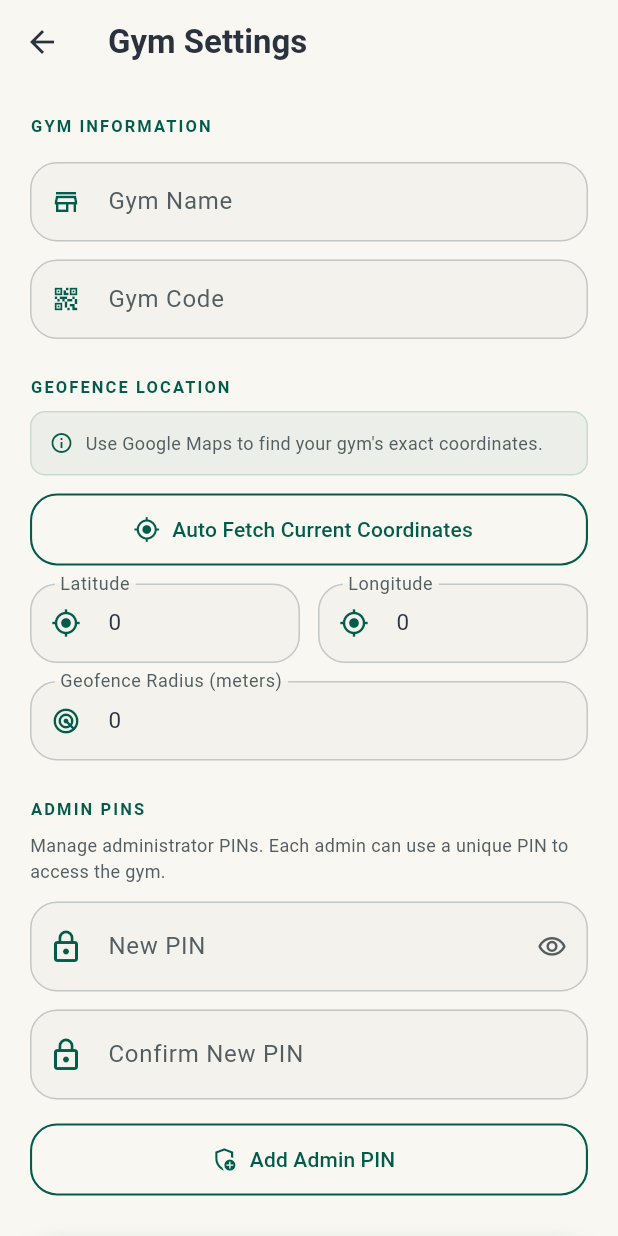
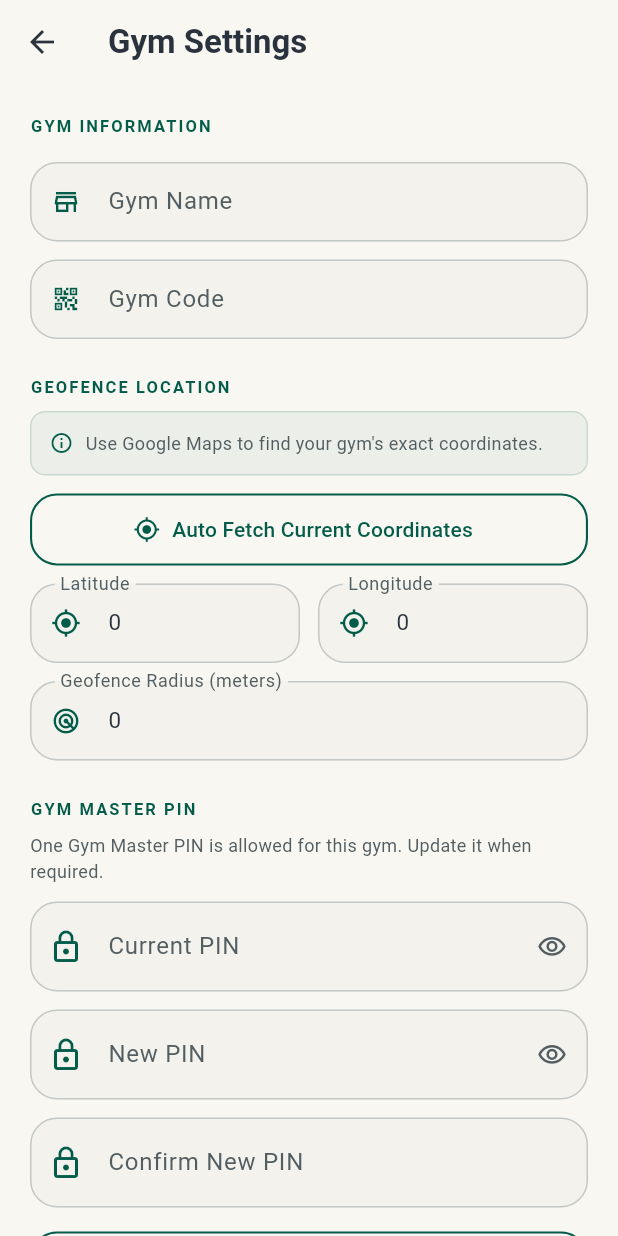
Before and after one commit to Tarunsh0869/fitness_factor, a Flutter app: the AdminDashboardScreen screen opened directly with empty values, scrolled down 576 dp, after a tap on "Gym Setup", on a phone screen of 412 x 824 dp. Run offline on Flutter 3.47's test engine with Material 3 defaults, Android fonts, the phone set to English and light mode, and no system bars; our stand-ins replace cloud_firestore, firebase_auth, firebase_core, firebase_messaging, geolocator, google_sign_in and 3 more; accounts and stored records are empty.

Commit message:
refactor(auth): implement role-based access control and gym master management
Introduces a more robust authorization system by moving from a simple boolean `isAdmin` flag to a structured role-based system (`member`, `gym_master`, `super_admin`).

- **Authorization Refactor**:
  - Updated `AuthPrefs` to handle role normalization and persistence.
  - Implemented `isPrivilegedRole` to determine access levels.
  - Refactored `_AutoLoginGate` and `_BiometricSessionGate` to use role-based routing.
- **Gym Master Enhancements**:
  - Replaced generic "Admin" terminology with "Gym Master" across the UI and services.
  - Implemented `gymMasterPin` logic in `AdminService` to support dedicated master credentials.
  - Added functionality to update and manage the Gym Master PIN in settings.
- **Data Integrity**:
  - Improved PIN resolution logic to support legacy `adminPin` and `adminPins` formats during migration.
  - Added sanitization for PIN storage to ensure consistent 4-digit formatting.

```diff
--- a/lib/screens/admin_dashboard_screen.dart
+++ b/lib/screens/admin_dashboard_screen.dart
@@ -8,7 +8,6 @@ import '../services/auth_prefs.dart';
 import 'onboarding/onboarding_flow_screen.dart';
 import 'admin_members_screen.dart';
 import 'admin_attendance_screen.dart';
-import 'admin_gym_registration_screen.dart';
 import 'admin_gym_settings_screen.dart';
 import 'admin_feedback_screen.dart';
 import 'admin_verification_screen.dart';
@@ -16,7 +15,13 @@ import 'admin_attendee_stats_screen.dart';
 
 class AdminDashboardScreen extends StatefulWidget {
   final String gymId;
-  const AdminDashboardScreen({super.key, required this.gymId});
+  final String role;
+
+  const AdminDashboardScreen({
+    super.key,
+    required this.gymId,
+    this.role = AuthPrefs.roleGymMaster,
+  });
 
   @override
   State<AdminDashboardScreen> createState() => _AdminDashboardScreenState();
@@ -337,6 +342,9 @@ class _AdminDashboardScreenState extends State<AdminDashboardScreen> {
   }
 
   Widget _buildAppBar() {
+    final roleTitle = widget.role == AuthPrefs.roleSuperAdmin
+        ? 'Super Admin Dashboard'
+        : 'Gym Master Dashboard';
     final alerts =
         (_stats['pendingVerify'] as int) + (_stats['openFeedback'] as int);
     return SliverAppBar(
@@ -361,7 +369,7 @@ class _AdminDashboardScreenState extends State<AdminDashboardScreen> {
               ],
             ),
             child: const Icon(
-              Icons.admin_panel_settings_outlined,
+              Icons.shield_outlined,
               color: Colors.white,
               size: 18,
             ),
@@ -372,8 +380,8 @@ class _AdminDashboardScreenState extends State<AdminDashboardScreen> {
               crossAxisAlignment: CrossAxisAlignment.start,
               mainAxisSize: MainAxisSize.min,
               children: [
-                const Text(
-                  'Admin Dashboard',
+                Text(
+                  roleTitle,
                   maxLines: 1,
                   overflow: TextOverflow.ellipsis,
                   style: TextStyle(
@@ -877,15 +885,6 @@ class _AdminDashboardScreenState extends State<AdminDashboardScreen> {
         ),
       ),
       _DashboardAction(
-        icon: Icons.add_business_outlined,
-        label: 'Add Gym',
-        color: _green,
-        onTap: () => Navigator.push(
-          context,
-          MaterialPageRoute(builder: (_) => const AdminGymRegistrationScreen()),
-        ),
-      ),
-      _DashboardAction(
         icon: Icons.bar_chart_outlined,
         label: 'Attendee Stats',
         color: _purple,
--- a/lib/screens/admin_gym_registration_screen.dart
+++ b/lib/screens/admin_gym_registration_screen.dart
@@ -81,7 +81,8 @@ class _AdminGymRegistrationScreenState
       if (!granted) {
         if (mounted) {
           setState(
-            () => _error = 'Location permission is needed to auto-fill coordinates.',
+            () => _error =
+                'Location permission is needed to auto-fill coordinates.',
           );
         }
         return;
@@ -148,6 +149,8 @@ class _AdminGymRegistrationScreenState
         'latitude': lat,
         'longitude': lng,
         'radiusMeters': 50,
+        'gymMasterPin': pin,
+        'adminPin': pin,
         'adminPins': [pin],
       });
 
@@ -155,10 +158,11 @@ class _AdminGymRegistrationScreenState
 
       // Save admin session
       await AuthPrefs.save(
-        memberId: 'admin',
-        memberName: 'Admin',
+        memberId: 'gym_master',
+        memberName: 'Gym Master',
         gymId: gymId,
         isAdmin: true,
+        role: AuthPrefs.roleGymMaster,
       );
 
       if (!mounted) return;
@@ -222,7 +226,7 @@ class _AdminGymRegistrationScreenState
                     ),
                     const SizedBox(height: 24),
 
-                    _sectionLabel('Admin PIN'),
+                    _sectionLabel('Gym Master PIN'),
                     const SizedBox(height: 4),
                     TextFormField(
                       controller: _pinCtrl,
--- a/lib/screens/admin_gym_settings_screen.dart
+++ b/lib/screens/admin_gym_settings_screen.dart
@@ -35,11 +35,11 @@ class _AdminGymSettingsScreenState extends State<AdminGymSettingsScreen> {
   bool _saving = false;
   bool _locationFetching = false;
 
-  // Admin PINs management
-  List<String> _adminPins = [];
+  // Gym master PIN management
+  final _currentPinCtrl = TextEditingController();
   final _newPinCtrl = TextEditingController();
   final _confirmNewPinCtrl = TextEditingController();
-  bool _addingPin = false;
+  bool _updatingPin = false;
   bool _pinObscured = true;
   String? _pinError;
   String? _pinSuccess;
@@ -57,6 +57,7 @@ class _AdminGymSettingsScreenState extends State<AdminGymSettingsScreen> {
     _latCtrl.dispose();
     _lngCtrl.dispose();
     _radiusCtrl.dispose();
+    _currentPinCtrl.dispose();
     _newPinCtrl.dispose();
     _confirmNewPinCtrl.dispose();
     super.dispose();
@@ -74,7 +75,6 @@ class _AdminGymSettingsScreenState extends State<AdminGymSettingsScreen> {
       _latCtrl.text = '${gym['latitude'] ?? ''}';
       _lngCtrl.text = '${gym['longitude'] ?? ''}';
       _radiusCtrl.text = '${gym['radiusMeters'] ?? 50}';
-      _adminPins = List<String>.from(gym['adminPins'] ?? []);
     }
     if (mounted) setState(() => _loading = false);
   }
@@ -93,7 +93,6 @@ class _AdminGymSettingsScreenState extends State<AdminGymSettingsScreen> {
       latitude: double.parse(_latCtrl.text.trim()),
       longitude: double.parse(_lngCtrl.text.trim()),
       radiusMeters: int.parse(_radiusCtrl.text.trim()),
-      adminPins: _adminPins,
     );
 
     if (mounted) {
@@ -122,7 +121,9 @@ class _AdminGymSettingsScreenState extends State<AdminGymSettingsScreen> {
       if (!granted) {
         ScaffoldMessenger.of(context).showSnackBar(
           const SnackBar(
-            content: Text('Location permission is needed to fetch coordinates.'),
+            content: Text(
+              'Location permission is needed to fetch coordinates.',
+            ),
           ),
         );
         return;
@@ -149,82 +150,80 @@ class _AdminGymSettingsScreenState extends State<AdminGymSettingsScreen> {
     }
   }
 
-  Future<void> _addAdminPin() async {
-    final pin = _newPinCtrl.text.trim();
-    final confirm = _confirmNewPinCtrl.text.trim();
+  Future<void> _updateGymMasterPin() async {
+    final currentPin = _currentPinCtrl.text.trim();
+    final newPin = _newPinCtrl.text.trim();
+    final confirmPin = _confirmNewPinCtrl.text.trim();
 
-    if (pin.isEmpty || confirm.isEmpty) {
+    if (currentPin.isEmpty || newPin.isEmpty || confirmPin.isEmpty) {
       setState(() {
-        _pinError = 'Please enter PIN in both fields.';
+        _pinError = 'Please fill all PIN fields.';
         _pinSuccess = null;
       });
       return;
     }
-    if (pin.length != 4 || int.tryParse(pin) == null) {
+    if (currentPin.length != 4 ||
+        newPin.length != 4 ||
+        confirmPin.length != 4 ||
+        int.tryParse(currentPin) == null ||
+        int.tryParse(newPin) == null ||
+        int.tryParse(confirmPin) == null) {
       setState(() {
-        _pinError = 'PIN must be exactly 4 digits.';
+        _pinError = 'All PIN values must be exactly 4 digits.';
         _pinSuccess = null;
       });
       return;
     }
-    if (pin != confirm) {
+    if (newPin != confirmPin) {
       setState(() {
-        _pinError = 'PINs do not match.';
+        _pinError = 'New PIN and confirm PIN do not match.';
         _pinSuccess = null;
       });
       return;
     }
-    if (_adminPins.contains(pin)) {
+    if (newPin == currentPin) {
       setState(() {
-        _pinError = 'This PIN already exists.';
+        _pinError = 'New PIN must be different from current PIN.';
         _pinSuccess = null;
       });
       return;
     }
 
     setState(() {
-      _addingPin = true;
+      _updatingPin = true;
       _pinError = null;
       _pinSuccess = null;
     });
-    final ok = await AdminService.addAdminPin(widget.gymId, pin);
+
+    final currentValid = await AdminService.verifyAdminPin(
+      widget.gymId,
+      currentPin,
+    );
+    if (!currentValid) {
+      if (mounted) {
+        setState(() {
+          _updatingPin = false;
+          _pinError = 'Current PIN is incorrect.';
+          _pinSuccess = null;
+        });
+      }
+      return;
+    }
+
+    final ok = await AdminService.setGymMasterPin(widget.gymId, newPin);
     if (mounted) {
       setState(() {
-        _addingPin = false;
+        _updatingPin = false;
         if (ok) {
-          _adminPins.add(pin);
+          _currentPinCtrl.clear();
           _newPinCtrl.clear();
           _confirmNewPinCtrl.clear();
           _pinError = null;
-          _pinSuccess = 'PIN added successfully.';
+          _pinSuccess = 'Gym Master PIN updated successfully.';
         } else {
-          _pinError = 'Failed to add PIN. Please try again.';
+          _pinError = 'Failed to update PIN. Please try again.';
           _pinSuccess = null;
         }
-      });
-    }
-  }
-
-  Future<void> _removeAdminPin(String pin) async {
-    if (_adminPins.length <= 1) {
-      setState(() {
-        _pinError = 'At least one admin PIN is required.';
-        _pinSuccess = null;
-      });
-      return;
-    }
-
-    final ok = await AdminService.removeAdminPin(widget.gymId, pin);
-    if (mounted && ok) {
-      setState(() {
-        _adminPins.removeWhere((p) => p == pin);
-        _pinError = null;
-        _pinSuccess = 'PIN removed successfully.';
-      });
-    } else if (mounted) {
-      setState(() {
-        _pinError = 'Failed to remove PIN. Please try again.';
-        _pinSuccess = null;
       });
     }
   }
@@ -387,11 +386,65 @@ class _AdminGymSettingsScreenState extends State<AdminGymSettingsScreen> {
                     ),
                     const SizedBox(height: 24),
 
-                    _sectionLabel('Admin PINs'),
+                    _sectionLabel('Gym Master PIN'),
                     const SizedBox(height: 4),
                     Text(
-                      'Manage administrator PINs. Each admin can use a unique PIN to access the gym.',
+                      'One Gym Master PIN is allowed for this gym. Update it when required.',
                       style: TextStyle(color: _muted, fontSize: 12),
+                    ),
+                    const SizedBox(height: 12),
+                    TextFormField(
+                      controller: _currentPinCtrl,
+                      keyboardType: TextInputType.number,
+                      obscureText: _pinObscured,
+                      maxLength: 4,
+                      style: const TextStyle(
+                        color: _ink,
+                        fontSize: 20,
+                        letterSpacing: 8,
+                        fontWeight: FontWeight.w700,
+                      ),
+                      decoration: InputDecoration(
+                        labelText: 'Current PIN',
+                        labelStyle: TextStyle(color: _muted),
+                        prefixIcon: const Icon(
+                          Icons.lock_outline,
+                          color: _blue,
+                        ),
+                        suffixIcon: IconButton(
+                          icon: Icon(
+                            _pinObscured
+                                ? Icons.visibility_outlined
+                                : Icons.visibility_off_outlined,
+                            color: _muted,
+                            size: 20,
+                          ),
+                          onPressed: () =>
+                              setState(() => _pinObscured = !_pinObscured),
+                        ),
+                        filled: true,
+                        fillColor: _card,
+                        counterText: '',
+                        border: OutlineInputBorder(
+                          borderRadius: BorderRadius.circular(18),
+                          borderSide: const BorderSide(color: _outline),
+                        ),
+                        enabledBorder: OutlineInputBorder(
+                          borderRadius: BorderRadius.circular(18),
+                          borderSide: const BorderSide(color: _outline),
+                        ),
+                        focusedBorder: OutlineInputBorder(
+                          borderRadius: BorderRadius.circular(18),
+                          borderSide: const BorderSide(
+                            color: _blue,
+                            width: 1.5,
+                          ),
+                        ),
+                        contentPadding: const EdgeInsets.symmetric(
+                          horizontal: 16,
+                          vertical: 15,
+                        ),
+                      ),
                     ),
                     const SizedBox(height: 12),
                     TextFormField(
@@ -495,8 +548,8 @@ class _AdminGymSettingsScreenState extends State<AdminGymSettingsScreen> {
                       width: double.infinity,
                       height: 48,
                       child: OutlinedButton.icon(
-                        onPressed: _addingPin ? null : _addAdminPin,
-                        icon: _addingPin
+                        onPressed: _updatingPin ? null : _updateGymMasterPin,
+                        icon: _updatingPin
                             ? const SizedBox(
                                 width: 18,
                                 height: 18,
@@ -504,32 +557,14 @@ class _AdminGymSettingsScreenState extends State<AdminGymSettingsScreen> {
                                   strokeWidth: 2,
                                 ),
                               )
-                            : const Icon(Icons.add_moderator_outlined),
+                            : const Icon(Icons.key_outlined),
                         label: Text(
-                          _addingPin ? 'Adding PIN...' : 'Add Admin PIN',
+                          _updatingPin
+                              ? 'Updating PIN...'
+                              : 'Update Gym Master PIN',
                         ),
                       ),
                     ),
-                    if (_adminPins.isNotEmpty) ...[
-                      const SizedBox(height: 16),
-                      Wrap(
-                        spacing: 8,
-                        runSpacing: 8,
-                        children: _adminPins.map((pin) {
-                          return InputChip(
-                            label: Text('PIN $pin'),
-                            labelStyle: const TextStyle(
-                              color: _ink,
-                              fontWeight: FontWeight.w700,
-                            ),
-                            backgroundColor: _blue.withOpacity(0.08),
-                            deleteIconColor: _red,
-                            onDeleted: () => _removeAdminPin(pin),
-                            side: BorderSide(color: _blue.withOpacity(0.2)),
-                          );
-                        }).toList(),
-                      ),
-                    ],
 
                     if (_pinError != null) ...[
                       const SizedBox(height: 16),
--- a/lib/screens/admin_login_screen.dart
+++ b/lib/screens/admin_login_screen.dart
@@ -62,10 +62,11 @@ class _AdminLoginScreenState extends State<AdminLoginScreen> {
     setState(() => _loading = false);
     if (gymId != null) {
       await AuthPrefs.save(
-        memberId: 'admin',
-        memberName: 'Admin',
+        memberId: 'gym_master',
+        memberName: 'Gym Master',
         gymId: gymId,
         isAdmin: true,
+        role: AuthPrefs.roleGymMaster,
       );
       if (!mounted) return;
       Navigator.pushReplacement(
@@ -97,7 +98,7 @@ class _AdminLoginScreenState extends State<AdminLoginScreen> {
         foregroundColor: _ink,
         elevation: 0,
         title: const Text(
-          'Admin Access',
+          'Gym Master Access',
           style: TextStyle(fontWeight: FontWeight.w700, color: _ink),
         ),
       ),
@@ -172,7 +173,7 @@ class _AdminLoginScreenState extends State<AdminLoginScreen> {
               const SizedBox(height: 16),
 
               const Text(
-                'Enter Admin PIN',
+                'Enter Gym Master PIN',
                 style: TextStyle(
                   color: _ink,
                   fontSize: 22,
```
Also changed, not shown: lib/main.dart (+24 -3 lines), lib/services/admin_service.dart (+66 -3 lines), lib/services/auth_prefs.dart (+31 -2 lines).
